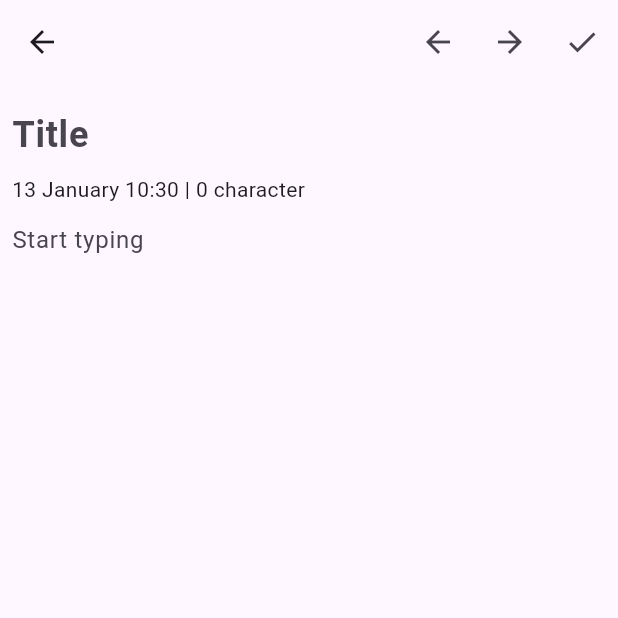
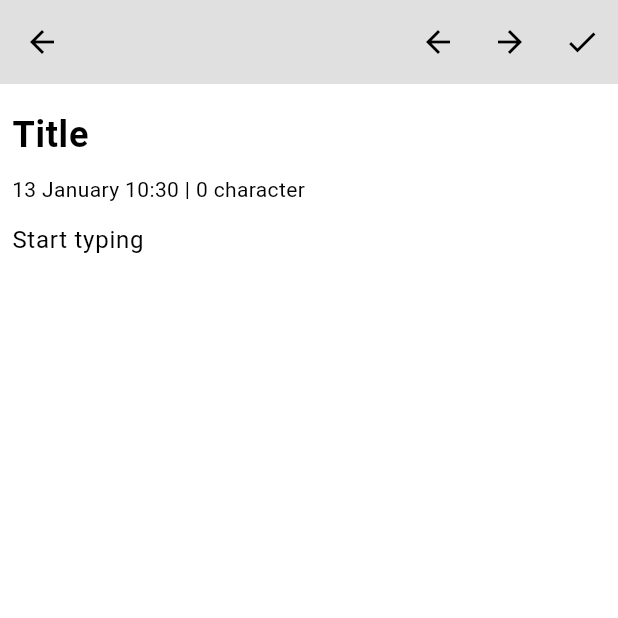
Before and after one commit to k-mushket/notepad_flutter, a Flutter app: the screen it shows after launch, after a tap on the "add" icon, on a phone screen of 412 x 824 dp, the top half of it. Run offline on Flutter 3.47's test engine with Material 3 defaults, Android fonts, the phone set to English and light mode, and no system bars; our stand-ins replace isar; accounts and stored records are empty; generated files the repository leaves out were written again.

Commit message:
Added: ThemeProvider and base theme style

```diff
--- a/lib/main.dart
+++ b/lib/main.dart
@@ -1,6 +1,7 @@
 import 'package:flutter/material.dart';
 import 'package:provider/provider.dart';
 
+import 'package:notepad_flutter/theme/theme_provider.dart';
 import 'package:notepad_flutter/models/note_database.dart';
 import 'package:notepad_flutter/pages/notepad.dart';
 
@@ -8,12 +9,17 @@ void main() async {
   WidgetsFlutterBinding.ensureInitialized();
   await NoteDatabase.initialize();
 
-  runApp(
-    ChangeNotifierProvider(
-      create: (context) => NoteDatabase(),
-      child: const MaterialApp(
-        home: Notepad(),
+  runApp(MultiProvider(
+    providers: [
+      ChangeNotifierProvider(create: (context) => NoteDatabase()),
+      ChangeNotifierProvider(create: (context) => ThemeProvider()),
+    ],
+    child: Builder(
+      builder: (context) => MaterialApp(
+        debugShowCheckedModeBanner: false,
+        home: const Notepad(),
+        theme: Provider.of<ThemeProvider>(context).themeData,
       ),
     ),
-  );
+  ));
 }
--- a/lib/pages/note_page.dart
+++ b/lib/pages/note_page.dart
@@ -109,6 +109,7 @@ class _NotePageState extends State<NotePage> {
 
     return Scaffold(
       appBar: AppBar(
+        backgroundColor: Theme.of(context).colorScheme.background,
         actions: [
           IconButton(
             onPressed: clearText,
--- a/lib/pages/notepad.dart
+++ b/lib/pages/notepad.dart
@@ -48,11 +48,14 @@ class _NotepadState extends State<Notepad> {
     List<Note> currentNotes = noteDatabase.currentNotes;
 
     return Scaffold(
-      appBar: AppBar(),
+      appBar: AppBar(
+        backgroundColor: Theme.of(context).colorScheme.background,
+      ),
       floatingActionButton: FloatingActionButton(
         onPressed: openNewNotePage,
         child: const Icon(Icons.add),
       ),
+      backgroundColor: Theme.of(context).colorScheme.background,
       body: Container(
         padding: const EdgeInsets.all(10),
         child: GridView.builder(
```
Also changed, not shown: lib/theme/theme.dart (added, +19 -0 lines), lib/theme/theme_provider.dart (added, +23 -0 lines).
